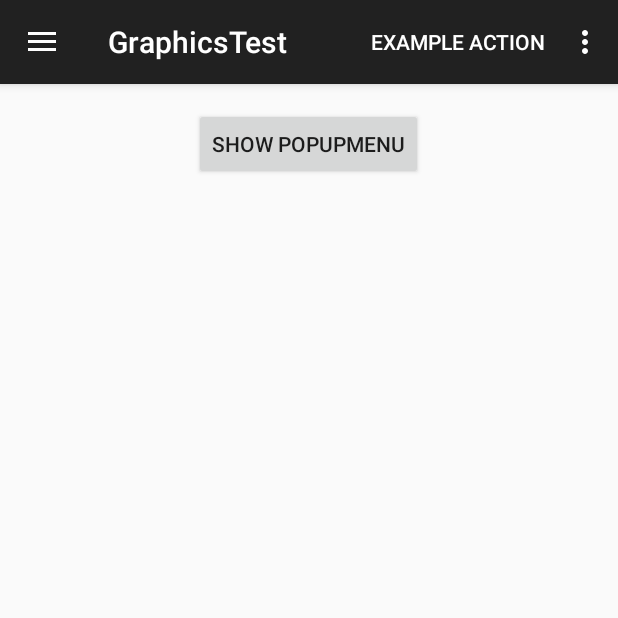
After one commit to ljpww72729/GraphicsTest_AS, an Android app: the fragment PopupMenuFragment placed in its activity, on a phone screen of 412 x 824 dp, the top half of it. The commit adds this screen. Run offline under Robolectric (Android 15) with nearby library versions, the phone set to English and light mode, and no system bars; our stand-ins replace ButterKnife.

Commit message:
增加了PopupMenu示例

```diff
--- a/app/build.gradle
+++ b/app/build.gradle
@@ -24,4 +24,6 @@ dependencies {
     compile 'com.android.support:support-v4:23.1.0'
     compile 'com.android.support:appcompat-v7:23.1.0'
     compile 'com.android.support:percent:23.1.0'
+    compile 'com.jakewharton:butterknife:7.0.1'
+
 }
--- a/app/src/main/java/com/kk/lp/MainActivity.java
+++ b/app/src/main/java/com/kk/lp/MainActivity.java
@@ -23,6 +23,7 @@ import com.kk.lp.graphicstest.ProgressViewFragment;
 import com.kk.lp.graphicstest.RadiusButtonViewFragment;
 import com.kk.lp.graphicstest.webview.WebviewFragment;
 import com.kk.lp.percentlayout.PercentLayoutFragment;
+import com.kk.lp.popupmenu.PopupMenuFragment;
 import com.kk.lp.textview.TextViewLongClick;
 import com.kk.lp.wificommunication.client.ClientFragment;
 import com.kk.lp.wificommunication.server.ServerFragment;
@@ -112,6 +113,9 @@ public class MainActivity extends AppCompatActivity implements NavigationDrawerF
             case 17:
                 fragment = PercentLayoutFragment.newInstance();
                 break;
+            case 18:
+                fragment = PopupMenuFragment.newInstance();
+                break;
 
             default:
                 break;
--- a/app/src/main/java/com/kk/lp/NavigationDrawerFragment.java
+++ b/app/src/main/java/com/kk/lp/NavigationDrawerFragment.java
@@ -105,7 +105,7 @@ public class NavigationDrawerFragment extends Fragment {
 				"6自定义按钮", "7拍照", "8Webview",
 				"9Async", "10Button", "11socket服务",
 				"12Annotation","13socket服务器","14socket客户端",
-				"15文件操作","16自定义长按选择事件","17百分比布局"
+				"15文件操作","16自定义长按选择事件","17百分比布局","18PopupMenu"
 				};
 		ArrayAdapter arrayAdapter = new ArrayAdapter<String>(getActionBar().getThemedContext(), android.R.layout.simple_list_item_1, android.R.id.text1, items);
 		mDrawerListView.setAdapter(arrayAdapter);
--- /dev/null
+++ b/app/src/main/res/layout/activity_popup_menu_fragment.xml
@@ -0,0 +1,19 @@
+<?xml version="1.0" encoding="utf-8"?>
+<RelativeLayout xmlns:android="http://schemas.android.com/apk/res/android"
+    xmlns:tools="http://schemas.android.com/tools"
+    android:layout_width="match_parent"
+    android:layout_height="match_parent"
+    android:paddingBottom="@dimen/activity_vertical_margin"
+    android:paddingLeft="@dimen/activity_horizontal_margin"
+    android:paddingRight="@dimen/activity_horizontal_margin"
+    android:paddingTop="@dimen/activity_vertical_margin"
+    tools:context="com.kk.lp.popupmenu.PopupMenuFragment">
+
+    <Button
+        android:layout_width="wrap_content"
+        android:layout_height="wrap_content"
+        android:text="show popupmenu"
+        android:id="@+id/show"
+        android:layout_alignParentTop="true"
+        android:layout_centerInParent="true"/>
+</RelativeLayout>
--- a/app/src/main/res/menu/options_menu.xml
+++ b/app/src/main/res/menu/options_menu.xml
@@ -1,7 +1,16 @@
 <?xml version="1.0" encoding="utf-8"?>
-<menu xmlns:android="http://schemas.android.com/apk/res/android" >
-    <item android:id="@+id/dictLookup" android:title="dictLookup" android:showAsAction="always"></item>
-    <item android:id="@+id/readFromHere" android:title="readFromHere" android:showAsAction="always"></item>
+<menu xmlns:android="http://schemas.android.com/apk/res/android"
+    xmlns:app="http://schemas.android.com/apk/res-auto">
+    <item
+        android:id="@+id/dictLookup"
+        android:icon="@drawable/loadi_03"
+        android:title="dictLookup"
+        app:showAsAction="always" />
+    <item
+        android:id="@+id/readFromHere"
+        android:icon="@drawable/loadi_03"
+        android:title="readFromHere"
+        app:showAsAction="ifRoom" />
 
 
 </menu>
--- a/app/src/main/res/values/styles.xml
+++ b/app/src/main/res/values/styles.xml
@@ -5,7 +5,7 @@
         by AppBaseTheme from res/values-vXX/styles.xml on newer devices.
 
     -->
-    <style name="AppBaseTheme" parent="Theme.AppCompat.Light"></style>
+    <style name="AppBaseTheme" parent="Theme.AppCompat.Light" />
 
     <!-- Application theme. -->
     <style name="AppTheme" parent="Theme.AppCompat.Light">
```
Also changed, not shown: app/src/main/AndroidManifest.xml (+17 -16 lines), app/src/main/java/com/kk/lp/popupmenu/PopupMenuFragment.java (added, +86 -0 lines), 1 other file.
